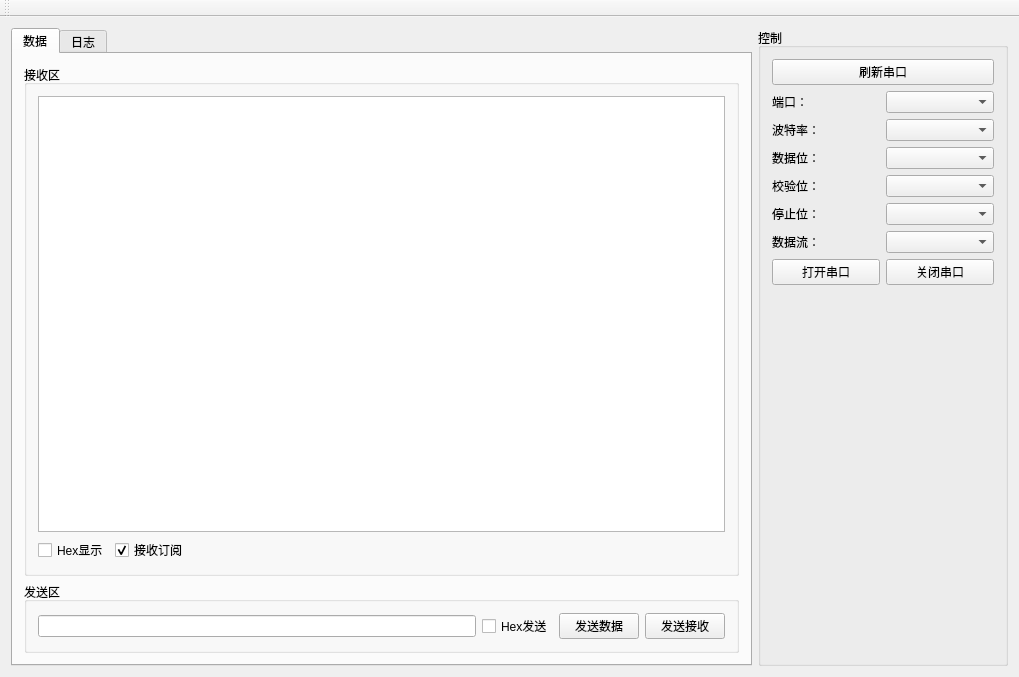
zhangjiechina001/SerialPortTool, file mainwindow.ui: the form before one commit.
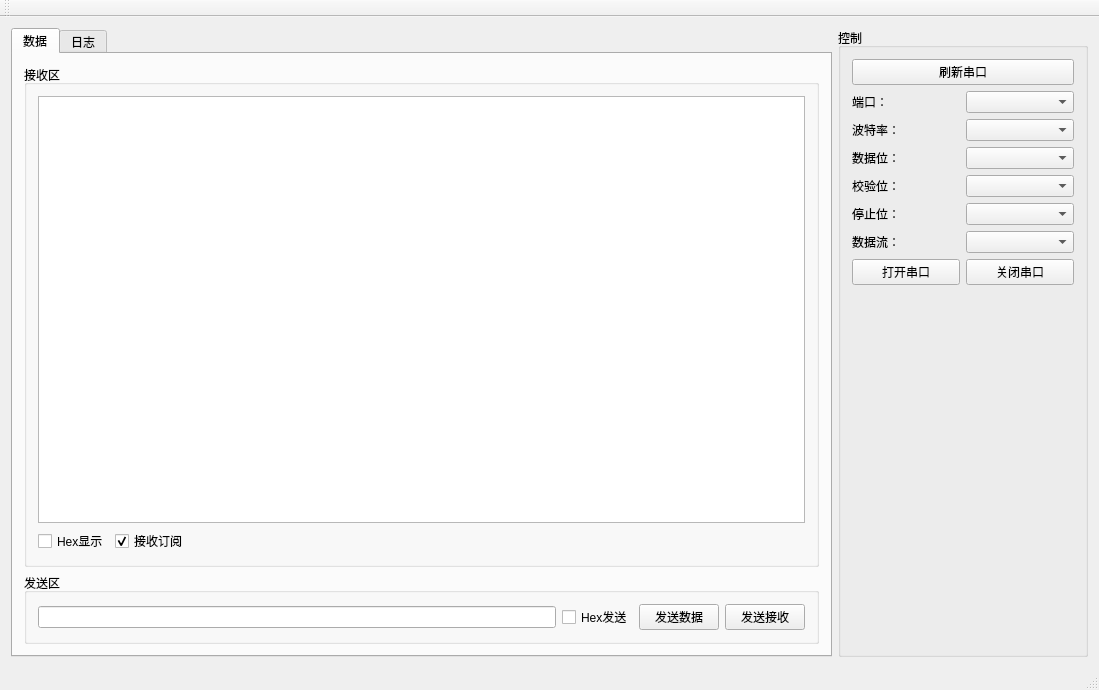
The form after the commit. Icons and pictures are not drawn.

Diff of the .ui file:
```diff
--- a/mainwindow.ui
+++ b/mainwindow.ui
@@ -2,29 +2,14 @@
 <ui version="4.0">
  <class>MainWindow</class>
  <widget class="QMainWindow" name="MainWindow">
-  <property name="enabled">
-   <bool>true</bool>
-  </property>
   <property name="geometry">
    <rect>
     <x>0</x>
     <y>0</y>
-    <width>1019</width>
-    <height>677</height>
+    <width>1099</width>
+    <height>690</height>
    </rect>
   </property>
-  <property name="minimumSize">
-   <size>
-    <width>718</width>
-    <height>450</height>
-   </size>
-  </property>
-  <property name="maximumSize">
-   <size>
-    <width>2000</width>
-    <height>2000</height>
-   </size>
-  </property>
   <property name="windowTitle">
    <string>ZJ_串口调试助手</string>
   </property>
@@ -290,6 +275,7 @@
     <bool>false</bool>
    </attribute>
   </widget>
+  <widget class="QStatusBar" name="statusBar"/>
  </widget>
  <layoutdefault spacing="6" margin="11"/>
  <resources>
```
Left out of the diff: 19 changed lines with no effect on the pictures.
